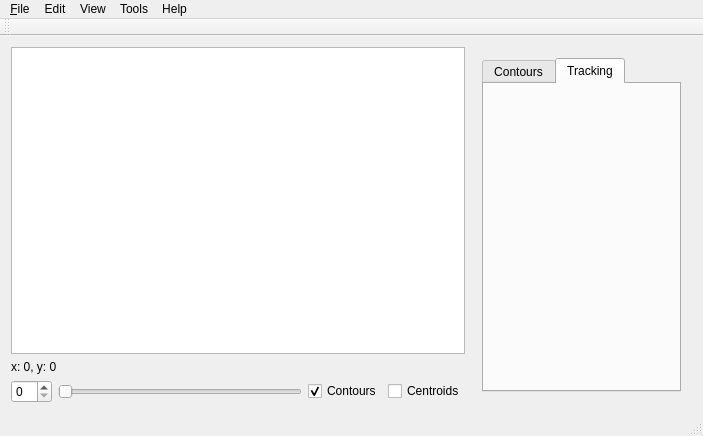
Before: the Qt Designer form mainwindow.ui in jonperdomo/polytracker, drawn with Qt 5.
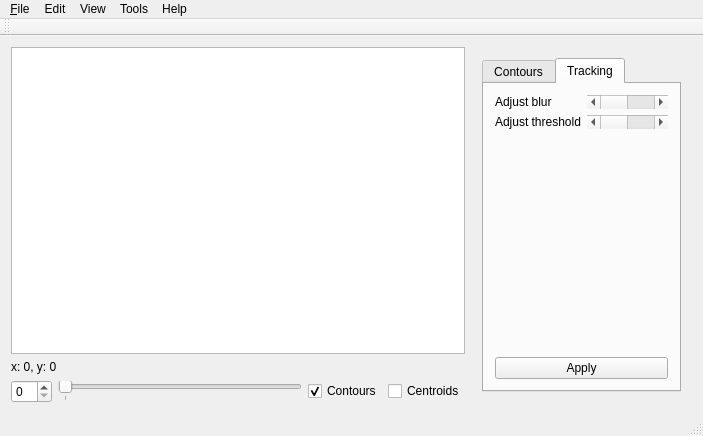
After: the same form once the commit is applied. The open tabs and pages were chosen to show the change. Custom widgets are drawn as their Qt base class.

Commit message: Added threshold, blur widgets. Tick marks to frame slider.

```diff
--- a/mainwindow.ui
+++ b/mainwindow.ui
@@ -44,9 +44,18 @@
         </item>
         <item>
          <widget class="QSlider" name="frameSlider">
+          <property name="maximum">
+           <number>0</number>
+          </property>
           <property name="orientation">
            <enum>Qt::Horizontal</enum>
           </property>
+          <property name="tickPosition">
+           <enum>QSlider::TicksBelow</enum>
+          </property>
+          <property name="tickInterval">
+           <number>1</number>
+          </property>
          </widget>
         </item>
         <item>
@@ -145,7 +154,51 @@
           </attribute>
           <layout class="QVBoxLayout" name="verticalLayout_4">
            <item>
-            <layout class="QVBoxLayout" name="trackingTabLayout"/>
+            <layout class="QVBoxLayout" name="trackingTabLayout">
+             <item>
+              <layout class="QFormLayout" name="trackingScrollBarLayout">
+               <item row="0" column="0">
+                <widget class="QLabel" name="blurLabel">
+                 <property name="text">
+                  <string>Adjust blur</string>
+                 </property>
+                </widget>
+               </item>
+               <item row="1" column="0">
+                <widget class="QLabel" name="thresholdLabel">
+                 <property name="text">
+                  <string>Adjust threshold</string>
+                 </property>
+                </widget>
+               </item>
+               <item row="1" column="1">
+                <widget class="QScrollBar" name="thresholdScrollBar">
+                 <property name="orientation">
+                  <enum>Qt::Horizontal</enum>
+                 </property>
+                </widget>
+               </item>
+               <item row="0" column="1">
+                <widget class="QScrollBar" name="blurScrollBar">
+                 <property name="orientation">
+                  <enum>Qt::Horizontal</enum>
+                 </property>
+                </widget>
+               </item>
+              </layout>
+             </item>
+             <item>
+              <layout class="QGridLayout" name="trackingButtonLayout">
+               <item row="0" column="0">
+                <widget class="QPushButton" name="trackingApplyButton">
+                 <property name="text">
+                  <string>Apply</string>
+                 </property>
+                </widget>
+               </item>
+              </layout>
+             </item>
+            </layout>
            </item>
           </layout>
          </widget>
```
Left out of the diff: 2 changed lines with no effect on the pictures. The commit also changes 1 other file.
